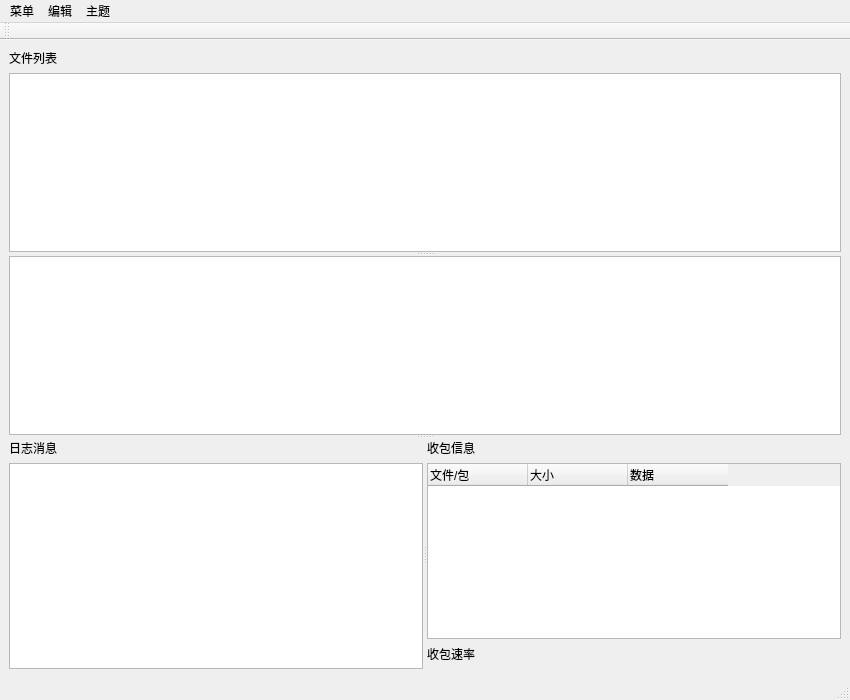
Above: PageUI/mainPage.ui from lxambulance/CoLoRagent before the change. Below: the same form after it.
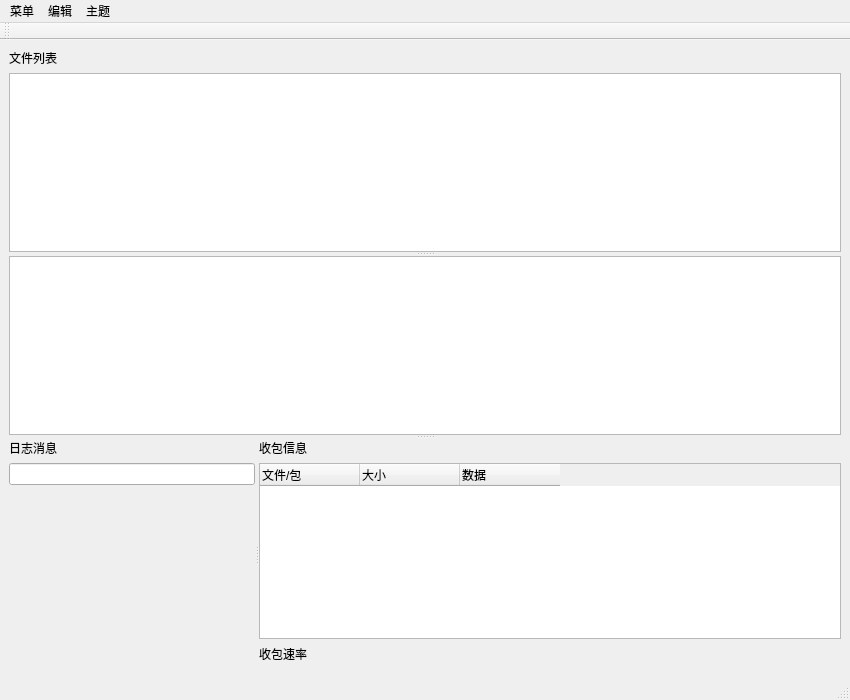
That is the form after the change. Icons and pictures are not drawn. Custom widgets are drawn as their Qt base class.

The edit to the form file:
```diff
--- a/PageUI/mainPage.ui
+++ b/PageUI/mainPage.ui
@@ -49,29 +49,22 @@
         <layout class="QVBoxLayout" name="verticalLayout_1">
          <item>
           <widget class="QLabel" name="log_label">
+           <property name="sizePolicy">
+            <sizepolicy hsizetype="Preferred" vsizetype="Maximum">
+             <horstretch>0</horstretch>
+             <verstretch>0</verstretch>
+            </sizepolicy>
+           </property>
            <property name="text">
             <string>日志消息</string>
            </property>
           </widget>
          </item>
          <item>
-          <widget class="QTextEdit" name="logText">
-           <property name="font">
-            <font>
-             <pointsize>14</pointsize>
-            </font>
-           </property>
-           <property name="readOnly">
-            <bool>true</bool>
-           </property>
-           <property name="html">
-            <string>&lt;!DOCTYPE HTML PUBLIC &quot;-//W3C//DTD HTML 4.0//EN&quot; &quot;http://www.w3.org/TR/REC-html40/strict.dtd&quot;&gt;
-&lt;html&gt;&lt;head&gt;&lt;meta name=&quot;qrichtext&quot; content=&quot;1&quot; /&gt;&lt;style type=&quot;text/css&quot;&gt;
-p, li { white-space: pre-wrap; }
-&lt;/style&gt;&lt;/head&gt;&lt;body style=&quot; font-family:'SimSun'; font-size:14pt; font-weight:400; font-style:normal;&quot;&gt;
-&lt;p style=&quot;-qt-paragraph-type:empty; margin-top:0px; margin-bottom:0px; margin-left:0px; margin-right:0px; -qt-block-indent:0; text-indent:0px;&quot;&gt;&lt;br /&gt;&lt;/p&gt;&lt;/body&gt;&lt;/html&gt;</string>
-           </property>
-          </widget>
+          <widget class="QLineEdit" name="searchLog"/>
+         </item>
+         <item>
+          <widget class="QWidget" name="logView" native="true"/>
          </item>
         </layout>
        </widget>
```
